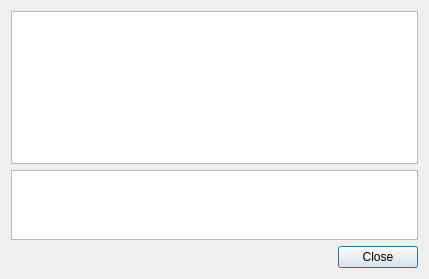
Above: CertMan/tst_info_dlg.ui from jykim74/CertMan before the change. Below: the same form after it.
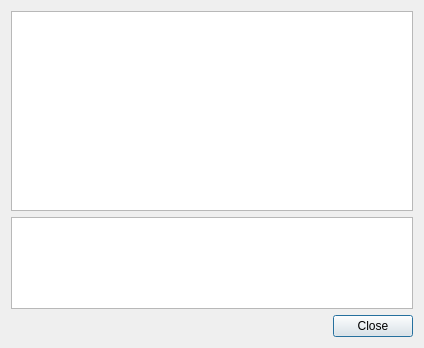
That is the form after the change.

```diff
--- a/CertMan/tst_info_dlg.ui
+++ b/CertMan/tst_info_dlg.ui
@@ -6,8 +6,8 @@
    <rect>
     <x>0</x>
     <y>0</y>
-    <width>429</width>
-    <height>279</height>
+    <width>424</width>
+    <height>348</height>
    </rect>
   </property>
   <property name="windowTitle">
@@ -25,10 +25,23 @@
     </widget>
    </item>
    <item row="0" column="0">
-    <widget class="QTableWidget" name="mInfoTable"/>
+    <widget class="QTableWidget" name="mInfoTable">
+     <property name="minimumSize">
+      <size>
+       <width>0</width>
+       <height>200</height>
+      </size>
+     </property>
+    </widget>
    </item>
    <item row="1" column="0">
     <widget class="QPlainTextEdit" name="mDataText">
+     <property name="minimumSize">
+      <size>
+       <width>400</width>
+       <height>0</height>
+      </size>
+     </property>
      <property name="maximumSize">
       <size>
        <width>16777215</width>
```
